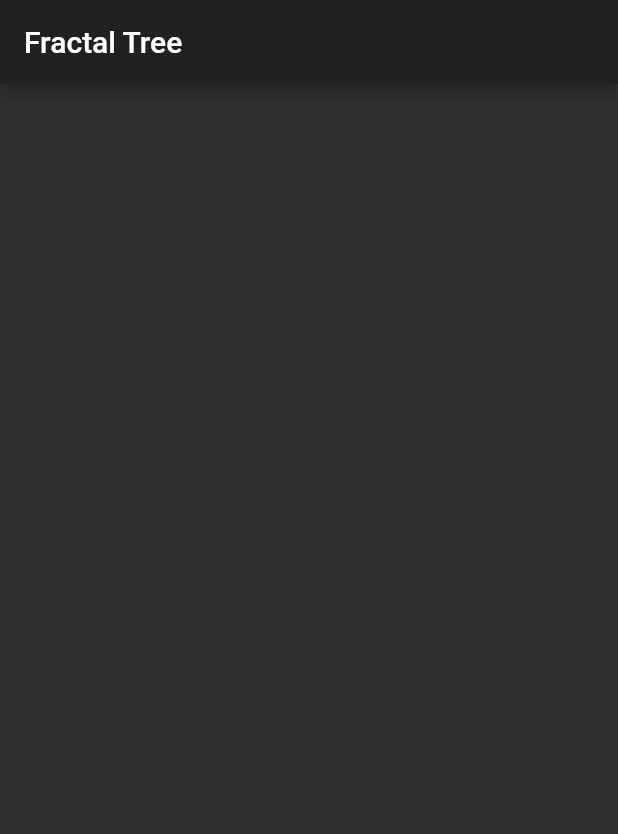
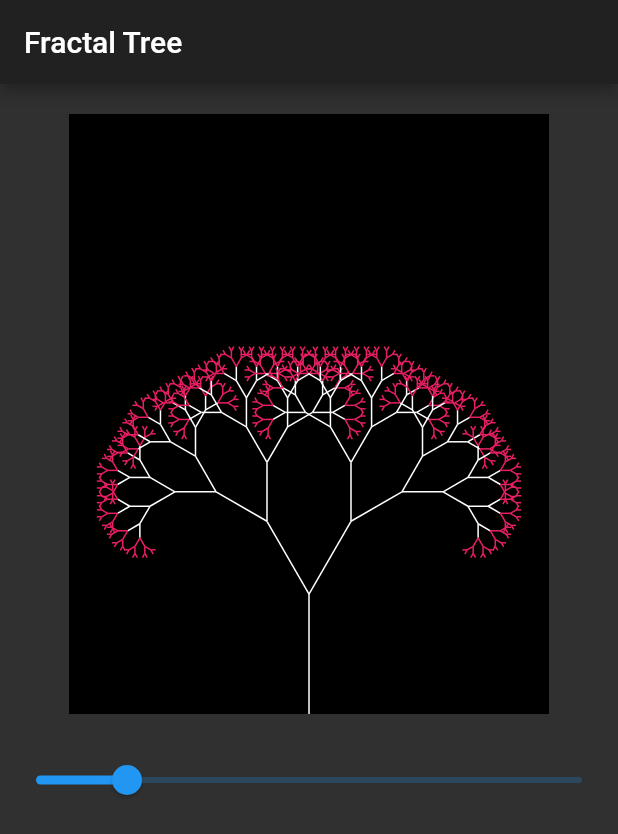
Before and after one commit to rdrocca/flutter-projects, a Flutter app: the HomeFractalTree screen opened directly, on a phone screen of 412 x 824 dp. Shown: the top 834 px of the screen. Run offline on Flutter 3.47's test engine with Material 2 defaults, Android fonts, the phone set to English and light mode, and no system bars; our stand-ins replace google_fonts.

Commit message:
Fractal tree added

```diff
--- a/lib/fractal_tree/branch.dart
+++ b/lib/fractal_tree/branch.dart
@@ -1,11 +1,11 @@
 import 'dart:math';
 
-import 'package:flutter/cupertino.dart';
+import 'package:flutter/material.dart';
 
 class Branch {
   Branch(this.parent, this.end);
 
-  final Branch parent;
+  final Branch? parent;
   final Offset end;
 
   Offset get origin => parent?.end ?? Offset.zero;
--- /dev/null
+++ b/lib/fractal_tree/fractal_tree.dart
@@ -0,0 +1,105 @@
+import 'dart:math';
+
+import 'package:flutter/material.dart';
+import 'package:flutter_projects/fractal_tree/branch.dart';
+
+class FractalTree extends StatefulWidget {
+  static const Color white = Color(0xffffffff);
+  static const Color black = Color(0xff000000);
+  static const defaultSize = Size(320, 400);
+
+  FractalTree({
+    Key? key,
+    Color lineColor: white,
+    Color backgroundColor: black,
+    Size size: defaultSize,
+  })  : lineColor = lineColor,
+        backgroundColor = backgroundColor,
+        size = size,
+        super(key: key);
+  final Color lineColor;
+  final Color backgroundColor;
+  final Size size;
+
+  @override
+  _FractalTreeState createState() => _FractalTreeState();
+}
+
+class _FractalTreeState extends State<FractalTree> {
+  double ratio = .67;
+  double phi = pi / 6;
+
+  @override
+  Widget build(BuildContext context) {
+    return Column(
+      children: [
+        Container(
+          margin: const EdgeInsets.symmetric(vertical: 20),
+          color: widget.backgroundColor,
+          height: widget.size.height,
+          width: widget.size.width,
+          child: CustomPaint(
+            painter: LinePainter(phi),
+          ),
+        ),
+        Slider(
+          value: phi,
+          onChanged: (value) => setState(() => phi = value),
+          min: 0,
+          max: pi,
+        ),
+      ],
+    );
+  }
+}
+
+class LinePainter extends CustomPainter {
+  const LinePainter(this.phi);
+
+  final double phi;
+
+  @override
+  void paint(Canvas canvas, Size size) {
+    final _whitePaint = Paint()
+      ..style = PaintingStyle.stroke
+      ..strokeWidth = 1
+      ..color = FractalTree.white;
+
+    final _pinkPaint = Paint()
+      ..style = PaintingStyle.stroke
+      ..strokeWidth = 1
+      ..color = Colors.pink;
+
+    final xRef = size.width / 2;
+    final yRef = size.height;
+    Offset transform(Offset offset) {
+      return Offset(xRef - offset.dx, yRef - offset.dy);
+    }
+
+    void drawBranch(Branch branch) {
+      final paint = branch.lenghtSquared > 60 ? _whitePaint : _pinkPaint;
+      canvas.drawLine(transform(branch.origin), transform(branch.end), paint);
+    }
+
+    final scale = .7;
+    void drawTree(Branch b) {
+      drawBranch(b);
+      if (b.lenghtSquared > 16) {
+        final bLeft = b.createChild(scale, -phi);
+        drawTree(bLeft);
+        final bRight = b.createChild(scale, phi);
+        drawTree(bRight);
+      }
+    }
+
+    // final b = Branch(null, Offset(0,80));
+    final b = Branch(null, Offset(0, 80));
+    drawTree(b);
+  }
+
+  @override
+  bool shouldRepaint(LinePainter oldDelegate) => oldDelegate.phi != phi;
+
+  // @override
+  // bool shouldRebuildSemantics(LinePainter oldDelegate) => false;
+}
--- a/lib/fractal_tree/home_fractal_tree.dart
+++ b/lib/fractal_tree/home_fractal_tree.dart
@@ -1,4 +1,6 @@
 import 'package:flutter/material.dart';
+
+import 'fractal_tree.dart';
 
 class HomeFractalTree extends StatelessWidget {
   const HomeFractalTree({Key? key}) : super(key: key);
@@ -7,7 +9,7 @@ class HomeFractalTree extends StatelessWidget {
   Widget build(BuildContext context) {
     return Scaffold(
       appBar: AppBar(title: Text("Fractal Tree")),
-      body: Container(),
+      body: Center(child: FractalTree()),
     );
   }
 }
--- a/lib/main.dart
+++ b/lib/main.dart
@@ -9,7 +9,7 @@ import 'package:flutter_projects/state_mngmnt/main_state_mngmnt.dart';
 
 import './clubhouse/main_clubhouse.dart';
 import './fetch_data/main_fetch_data.dart';
-import './fractal_tree/main_whats4pp.dart';
+import 'fractal_tree/main_fractal_tree.dart';
 import './music_player/main_music_player.dart';
 import './pageview_transform/main_pageview_transform.dart';
 import './simple_music_animation/main_simple_music_animation.dart';
--- a/lib/travel_bean/main_travel_bean.dart
+++ b/lib/travel_bean/main_travel_bean.dart
@@ -71,7 +71,7 @@ class MainTravelBean extends StatelessWidget {
 }
 
 class MostPopularWidget extends StatelessWidget {
-  List<TravelBean> _list = TravelBean.generateMostPopularBean();
+  final List<TravelBean> _list = TravelBean.generateMostPopularBean();
 
   @override
   Widget build(BuildContext context) {
@@ -141,7 +141,7 @@ class MostPopularWidget extends StatelessWidget {
 }
 
 class TravelWidget extends StatelessWidget {
-  List<TravelBean> _list = TravelBean.generateTravelBean();
+  final List<TravelBean> _list = TravelBean.generateTravelBean();
 
   @override
   Widget build(BuildContext context) {
--- a/lib/whats4pp/main_whats4pp.dart
+++ b/lib/whats4pp/main_whats4pp.dart
@@ -10,7 +10,8 @@ class MainWhats4pp extends StatelessWidget {
       debugShowCheckedModeBanner: false,
       theme: ThemeData(
         primaryColor: Color(0xff075E54),
-        accentColor: Color(0xff25D366),
+        // accentColor: Color(0xff25D366),
+        colorScheme: ColorScheme.fromSwatch(accentColor: Color(0xff25D366)),
       ),
       home: HomeWhats4pp(),
     );
--- a/lib/whats4pp/screens/chat_screen.dart
+++ b/lib/whats4pp/screens/chat_screen.dart
@@ -37,7 +37,7 @@ class _ChatScreenState extends State<ChatScreen> with TickerProviderStateMixin {
 
   Widget _buildTextComposer() {
     return IconTheme(
-        data: IconThemeData(color: Theme.of(context).accentColor),
+        data: IconThemeData(color: Theme.of(context).colorScheme.secondary),
         child: Container(
           child: Row(children: <Widget>[
             Flexible(
--- a/lib/whats4pp/screens/tabs/status_tab.dart
+++ b/lib/whats4pp/screens/tabs/status_tab.dart
@@ -15,7 +15,7 @@ class _StatusTabState extends State<StatusTab> {
         children: <Widget>[
           ListTile(
             leading: CircleAvatar(
-              foregroundColor: Theme.of(context).accentColor,
+              foregroundColor: Theme.of(context).colorScheme.secondary,
               backgroundColor: Colors.grey,
               backgroundImage: NetworkImage(
                   "https://avatars.githubusercontent.com/u/52813517?s=400&u=ffdb04d74ae1f757977ea5dc82bdd3a2f7542b26&v=4"),
@@ -32,7 +32,7 @@ class _StatusTabState extends State<StatusTab> {
                   color: Theme.of(context).primaryColor)),
           ListTile(
             leading: CircleAvatar(
-              foregroundColor: Theme.of(context).accentColor,
+              foregroundColor: Theme.of(context).colorScheme.secondary,
               backgroundColor: Colors.grey,
               backgroundImage: NetworkImage(status[1].imgUrl),
             ),
@@ -45,7 +45,7 @@ class _StatusTabState extends State<StatusTab> {
           Divider(),
           ListTile(
             leading: CircleAvatar(
-              foregroundColor: Theme.of(context).accentColor,
+              foregroundColor: Theme.of(context).colorScheme.secondary,
               backgroundColor: Colors.grey,
               backgroundImage: NetworkImage(status[0].imgUrl),
             ),
```
Also changed, not shown: lib/travel_bean/detail_page.dart (+9 -9 lines), lib/fractal_tree/main_fractal_tree.dart (renamed from lib/fractal_tree/main_whats4pp.dart).
